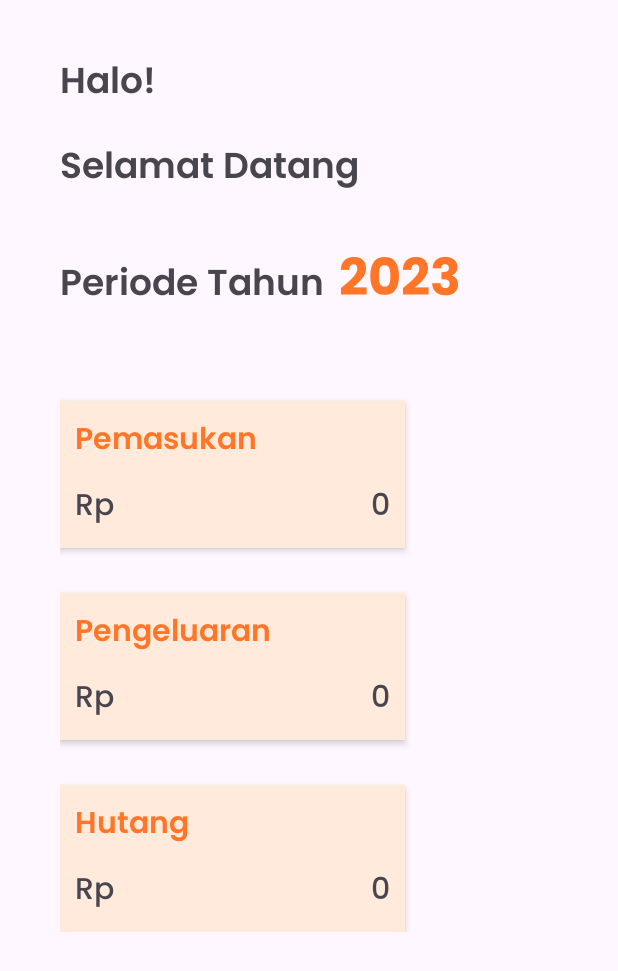
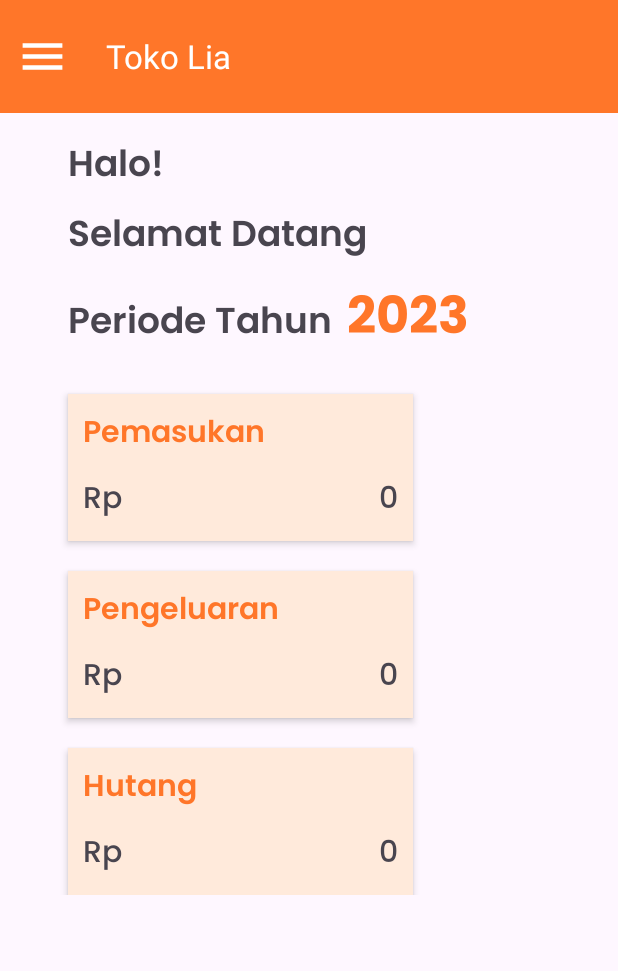
Before and after one commit to PPSI-4KA19/TokoLiaKelompok2, an Android app: the screen it shows after launch (MainActivity), on a phone screen of 412 x 824 dp. Shown: the top 971 px of the screen. Run offline under Robolectric (Android 15) with nearby library versions, the phone set to English and light mode, and no system bars.

Commit message:
adding topbar

```diff
--- a/app/src/main/AndroidManifest.xml
+++ b/app/src/main/AndroidManifest.xml
@@ -13,6 +13,9 @@
         android:theme="@style/Theme.TokoLia"
         tools:targetApi="31">
         <activity
+            android:name=".produkkategori"
+            android:exported="false" />
+        <activity
             android:name=".MainActivity"
             android:exported="true">
             <intent-filter>
@@ -21,6 +24,7 @@
                 <category android:name="android.intent.category.LAUNCHER" />
             </intent-filter>
         </activity>
+
         <meta-data
             android:name="preloaded_fonts"
             android:resource="@array/preloaded_fonts" />
--- /dev/null
+++ b/app/src/main/java/com/example/tokolia/produkkategori.java
@@ -0,0 +1,14 @@
+package com.example.tokolia;
+
+import androidx.appcompat.app.AppCompatActivity;
+
+import android.os.Bundle;
+
+public class produkkategori extends AppCompatActivity {
+
+    @Override
+    protected void onCreate(Bundle savedInstanceState) {
+        super.onCreate(savedInstanceState);
+        setContentView(R.layout.activity_produkkategori);
+    }
+}
--- a/app/src/main/res/layout/activity_main.xml
+++ b/app/src/main/res/layout/activity_main.xml
@@ -1,18 +1,50 @@
 <?xml version="1.0" encoding="utf-8"?>
-<LinearLayout xmlns:android="http://schemas.android.com/apk/res/android"
+<androidx.constraintlayout.widget.ConstraintLayout android:layout_width="match_parent"
+    android:layout_height="match_parent" xmlns:android="http://schemas.android.com/apk/res/android"
     xmlns:app="http://schemas.android.com/apk/res-auto"
-    xmlns:tools="http://schemas.android.com/tools"
+    xmlns:tools="http://schemas.android.com/tools">
+
+
+    <com.google.android.material.appbar.AppBarLayout
+        android:id="@+id/appBarLayout"
+        android:layout_width="match_parent"
+        android:layout_height="75dp"
+        android:gravity="center_vertical"
+        app:layout_constraintStart_toStartOf="parent"
+        app:layout_constraintTop_toTopOf="parent">
+
+        <com.google.android.material.appbar.MaterialToolbar
+            android:id="@+id/materialToolbar"
+            android:layout_width="match_parent"
+            android:layout_height="match_parent"
+            android:layout_gravity="center_vertical"
+            android:background="?attr/colorPrimary"
+            android:gravity="center_vertical"
+            android:minHeight="?attr/actionBarSize"
+            android:theme="?attr/actionBarTheme"
+            app:buttonGravity="center_vertical"
+            app:navigationIcon="@drawable/baseline_menu_24"
+            app:title="@string/app_name"
+            app:titleMarginStart="15dp"
+            app:titleTextAppearance="@style/TextAppearance.AppCompat.Large"
+            app:titleTextColor="?attr/colorOnPrimary" />
+    </com.google.android.material.appbar.AppBarLayout>
+
+    <LinearLayout
         android:layout_width="match_parent"
         android:layout_height="wrap_content"
+        android:layout_marginStart="15dp"
         android:orientation="vertical"
-    android:paddingHorizontal="40dp"
+        app:layout_constraintStart_toStartOf="parent"
+        app:layout_constraintTop_toBottomOf="@+id/appBarLayout"
         tools:context=".MainActivity">
 
         <TextView
             android:id="@+id/textView"
             android:layout_width="match_parent"
             android:layout_height="wrap_content"
-        android:layout_marginTop="35dp"
+            android:layout_marginStart="30dp"
+            android:layout_marginTop="15dp"
             android:fontFamily="@font/poppins_semibold"
             android:text="Halo!"
             android:textSize="24sp"
@@ -22,7 +54,8 @@
             android:id="@+id/textView2"
             android:layout_width="match_parent"
             android:layout_height="wrap_content"
-        android:layout_marginTop="15dp"
+            android:layout_marginStart="30dp"
+            android:layout_marginTop="5dp"
             android:fontFamily="@font/poppins_semibold"
             android:text="Selamat Datang"
             android:textSize="24sp"
@@ -31,7 +64,8 @@
         <LinearLayout
             android:layout_width="match_parent"
             android:layout_height="match_parent"
-        android:layout_marginTop="25dp"
+            android:layout_marginStart="30dp"
+            android:layout_marginTop="5dp"
             android:orientation="horizontal">
 
             <TextView
@@ -60,7 +94,8 @@
             android:id="@+id/layoutPemasukan"
             android:layout_width="230dp"
             android:layout_height="wrap_content"
-        android:layout_marginTop="50dp"
+            android:layout_marginStart="30dp"
+            android:layout_marginTop="20dp"
             android:background="@color/lightorange"
             android:baselineAligned="false"
             android:clipToOutline="false"
@@ -110,7 +145,8 @@
             android:id="@+id/layoutPengeluaran"
             android:layout_width="230dp"
             android:layout_height="wrap_content"
-        android:layout_marginTop="30dp"
+            android:layout_marginStart="30dp"
+            android:layout_marginTop="20dp"
             android:background="@color/lightorange"
             android:elevation="3dp"
             android:orientation="vertical"
@@ -157,7 +193,8 @@
             android:id="@+id/layoutHutang"
             android:layout_width="230dp"
             android:layout_height="wrap_content"
-        android:layout_marginTop="30dp"
+            android:layout_marginStart="30dp"
+            android:layout_marginTop="20dp"
             android:background="@color/lightorange"
             android:elevation="3dp"
             android:orientation="vertical"
@@ -201,3 +238,4 @@
         </LinearLayout>
 
     </LinearLayout>
+</androidx.constraintlayout.widget.ConstraintLayout>
--- /dev/null
+++ b/app/src/main/res/layout/activity_produkkategori.xml
@@ -0,0 +1,9 @@
+<?xml version="1.0" encoding="utf-8"?>
+<androidx.constraintlayout.widget.ConstraintLayout xmlns:android="http://schemas.android.com/apk/res/android"
+    xmlns:app="http://schemas.android.com/apk/res-auto"
+    xmlns:tools="http://schemas.android.com/tools"
+    android:layout_width="match_parent"
+    android:layout_height="match_parent"
+    tools:context=".produkkategori">
+
+</androidx.constraintlayout.widget.ConstraintLayout>
--- a/app/src/main/res/values/themes.xml
+++ b/app/src/main/res/values/themes.xml
@@ -7,5 +7,9 @@
         <item name="colorOnPrimary">@color/white</item>
     </style>
 
+    <style name="PoppinsFontTitle">
+        <item name="android:fontFamily">@font/poppins_bold</item>
+    </style>
+
     <style name="Theme.TokoLia" parent="Base.Theme.TokoLia" />
 </resources>
```
Lines whose indentation alone changed are shown as unchanged.
